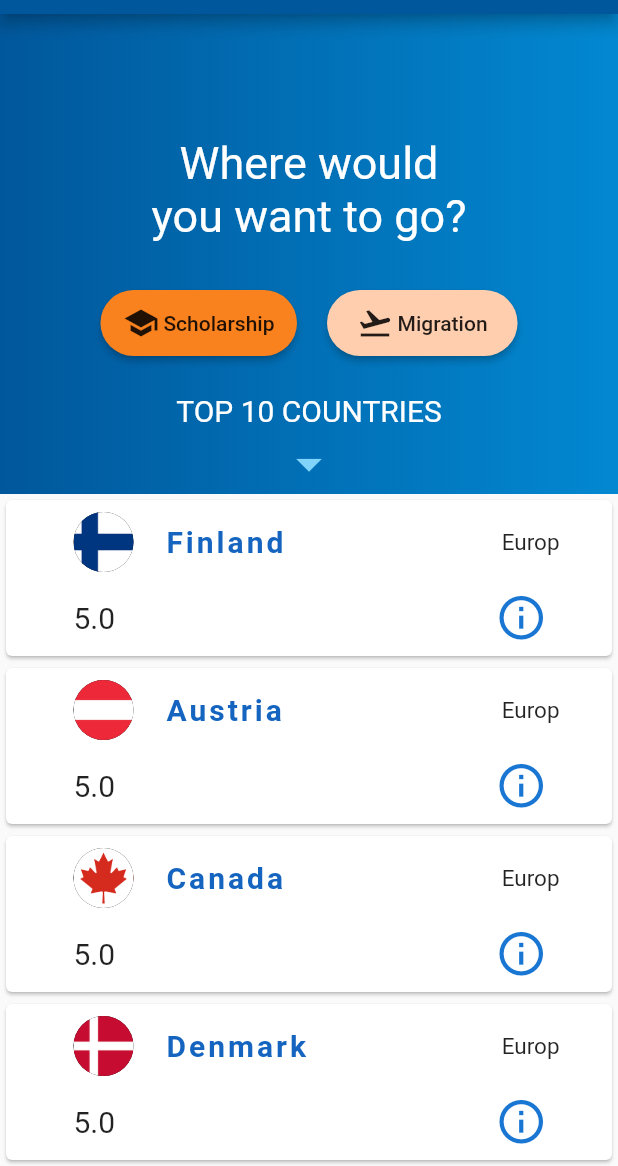
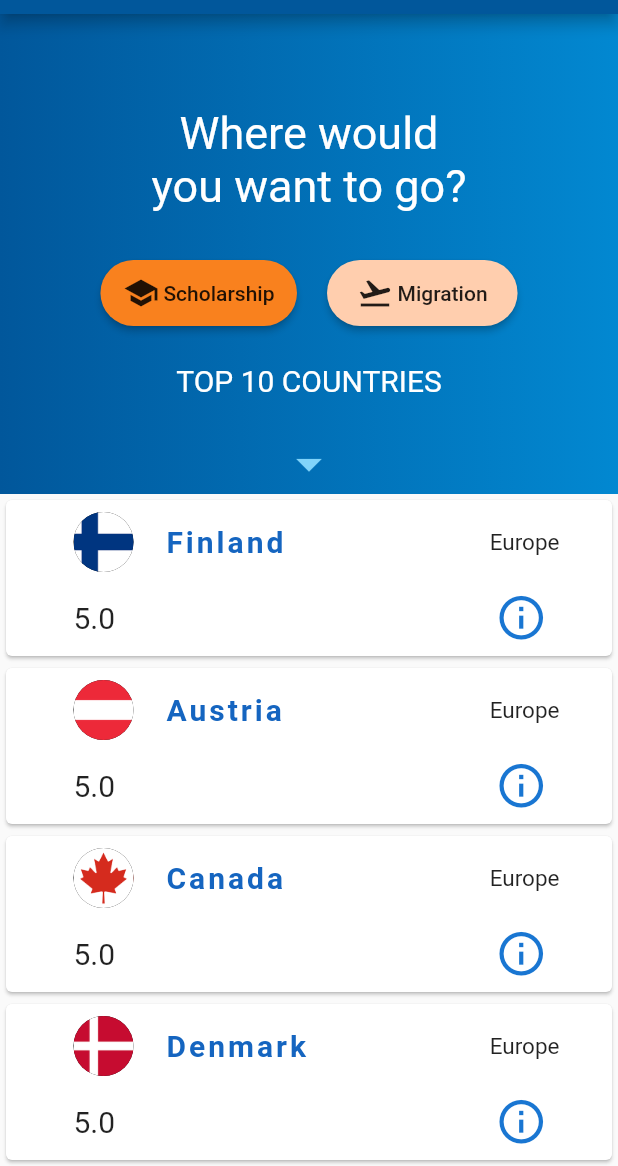
Before and after one commit to Zizu098/Zoda2020, a Flutter app: the screen it shows once a user with an empty profile is signed in, on a phone screen of 412 x 824 dp, the part 70-1236 px from its top. Run offline on Flutter 3.47's test engine with Material 2 defaults, Android fonts, the phone set to English and light mode, and no system bars; our stand-ins replace cloud_firestore, dio, firebase_auth, firebase_storage, flutter_spinkit, font_awesome_flutter and 1 more; missing offline and left inert: custom_switch; accounts and stored records are empty.

Commit message:
home screen

```diff
--- a/lib/screens/Home/home.dart
+++ b/lib/screens/Home/home.dart
@@ -246,7 +246,7 @@ class _HomeScreenTopPartState extends State<HomeScreenTopPart> {
             child: Column(
               children: <Widget>[
                 SizedBox(
-                  height: 30.0,
+                  height: 10.0,
                 ),
 
                 Padding(
@@ -370,7 +370,7 @@ class _HomeScreenBottomPartState extends State<HomeScreenBottomPart> {
         builder: (context) {
 
           return CupertinoAlertDialog(
-            title: Text("Finland is a Northern European nation bordering Sweden, Norway and Russia. Norway and Russia. Its capital, Helsinki, occupies a peninsula and surrounding islands in the Baltic Sea.Helsinki is home to the 18th-century sea fortress Suomenlinna,the fashionable Design District and diverse museums. The Northern Lights can be seen from the country's Arctic Lapland province, a vast wilderness with national parks and ski resorts."),
+            title: Text("Finland is a Northern Europeean nation bordering Sweden, Norway and Russia. Norway and Russia. Its capital, Helsinki, occupies a peninsula and surrounding islands in the Baltic Sea.Helsinki is home to the 18th-century sea fortress Suomenlinna,the fashionable Design District and diverse museums. The Northern Lights can be seen from the country's Arctic Lapland province, a vast wilderness with national parks and ski resorts."),
             actions: [
               CupertinoDialogAction(
                 child: Text('Close'),
@@ -386,75 +386,75 @@ class _HomeScreenBottomPartState extends State<HomeScreenBottomPart> {
 
  List<TopCountriesDetail> locations = [
     TopCountriesDetail(
-        url: 'Europ',
+        url: 'Europe',
         location: 'Finland',
         flag: 'finland.png',
         evaluation: 5,
         description:
-            "Finland is a Northern European nation bordering Sweden, Norway and Russia. Its capital, Helsinki, occupies a peninsula and surrounding islands in the Baltic Sea. Helsinki is home to the 18th-century sea fortress Suomenlinna, the fashionable Design District and diverse museums. The Northern Lights can be seen from the country's Arctic Lapland province, a vast wilderness with national parks and ski resorts."),
+            "Finland is a Northern Europeean nation bordering Sweden, Norway and Russia. Its capital, Helsinki, occupies a peninsula and surrounding islands in the Baltic Sea. Helsinki is home to the 18th-century sea fortress Suomenlinna, the fashionable Design District and diverse museums. The Northern Lights can be seen from the country's Arctic Lapland province, a vast wilderness with national parks and ski resorts."),
     TopCountriesDetail(
-        url: 'Europ',
+        url: 'Europe',
         location: 'Austria',
         flag: 'austria.png',
         evaluation: 5,
         description:
-            "Austria, officially the Republic of Austria, is a landlocked East Alpine country in the southern part of Central Europe. It is composed of nine federated states, one of which is Vienna, Austria's capital and its largest city"),
+            "Austria, officially the Republic of Austria, is a landlocked East Alpine country in the southern part of Central Europee. It is composed of nine federated states, one of which is Vienna, Austria's capital and its largest city"),
     TopCountriesDetail(
-        url: 'Europ',
+        url: 'Europe',
         location: 'Canada',
         flag: 'canada.png',
         evaluation: 5,
         description:
             "Canada is a country in the northern part of North America. Its ten provinces and three territories extend from the Atlantic to the Pacific and northward into the Arctic Ocean, covering 9.98 million square kilometres, making it the world's second-largest country by total area"),
     TopCountriesDetail(
-        url: 'Europ',
+        url: 'Europe',
         location: 'Denmark',
         flag: 'denmark.png',
         evaluation: 5,
         description:
             "Denmark is a Scandinavian country comprising the Jutland Peninsula and numerous islands. It's linked to nearby Sweden via the Öresund bridge. Copenhagen, its capital, is home to royal palaces and colorful Nyhavn harbor, plus the Tivoli amusement park and the iconic “Little Mermaid” statue. Odense is writer Hans Christian Andersen’s hometown, with a medieval core of cobbled streets and half-timbered houses."),
     TopCountriesDetail(
-        url: 'Europ',
+        url: 'Europe',
         location: 'Iceland',
         flag: 'iceland.png',
         evaluation: 4,
         description:
             "Iceland, a Nordic island nation, is defined by its dramatic landscape with volcanoes, geysers, hot springs and lava fields. Massive glaciers are protected in Vatnajökull and Snæfellsjökull national parks. Most of the population lives in the capital, Reykjavik, which runs on geothermal power and is home to the National and Saga museums, tracing Iceland’s Viking history."),
     TopCountriesDetail(
-        url: 'Europ',
+        url: 'Europe',
         location: 'Netherlands',
         flag: 'netherlands.png',
         evaluation: 4,
         description:
-            '"The Netherlands, a country in northwestern Europe, is known for a flat landscape of canals, tulip fields, windmills and cycling routes. Amsterdam, the capital, is home to the Rijksmuseum, Van Gogh Museum and the house where Jewish diarist Anne Frank hid during WWII. Canalside mansions and a trove of works from artists including Rembrandt and Vermeer remain from the citys 17th-century "Golden Age."'),
+            '"The Netherlands, a country in northwestern Europee, is known for a flat landscape of canals, tulip fields, windmills and cycling routes. Amsterdam, the capital, is home to the Rijksmuseum, Van Gogh Museum and the house where Jewish diarist Anne Frank hid during WWII. Canalside mansions and a trove of works from artists including Rembrandt and Vermeer remain from the citys 17th-century "Golden Age."'),
     TopCountriesDetail(
-        url: 'Europ',
+        url: 'Europe',
         location: 'New Zealand',
         flag: 'new zealand.png',
         evaluation: 4,
         description:
             "New Zealand is an island country in the southwestern Pacific Ocean. It comprises two main landmasses—the North Island and the South Island —and around 600 smaller islands, covering a total area of 268,021 square kilometres"),
     TopCountriesDetail(
-        url: 'Europ',
+        url: 'Europe',
         location: 'Norway',
         flag: 'norway.png',
         evaluation: 3,
         description:
             "Norway is a Scandinavian country encompassing mountains, glaciers and deep coastal fjords. Oslo, the capital, is a city of green spaces and museums. Preserved 9th-century Viking ships are displayed at Oslo’s Viking Ship Museum. Bergen, with colorful wooden houses, is the starting point for cruises to the dramatic Sognefjord. Norway is also known for fishing, hiking and skiing, notably at Lillehammer’s Olympic resort."),
     TopCountriesDetail(
-        url: 'Europ',
+        url: 'Europe',
         location: 'Sweden',
         flag: 'sweden.png',
         evaluation: 3,
         description:
             "Sweden is a Scandinavian nation with thousands of coastal islands and inland lakes, along with vast boreal forests and glaciated mountains. Its principal cities, eastern capital Stockholm and southwestern Gothenburg and Malmö, are all coastal. Stockholm is built on 14 islands. It has more than 50 bridges, as well as the medieval old town, Gamla Stan, royal palaces and museums such as open-air Skansen."),
     TopCountriesDetail(
-        url: 'Europ',
+        url: 'Europe',
         location: 'Switzerland',
         flag: 'switzerland.png',
         evaluation: 3,
         description:
-            "Switzerland is a mountainous Central European country, home to numerous lakes, villages and the high peaks of the Alps. Its cities contain medieval quarters, with landmarks like capital Bern’s Zytglogge clock tower and Lucerne’s wooden chapel bridge. The country is also known for its ski resorts and hiking trails. Banking and finance are key industries, and Swiss watches and chocolate are world renowned."),
+            "Switzerland is a mountainous Central Europeean country, home to numerous lakes, villages and the high peaks of the Alps. Its cities contain medieval quarters, with landmarks like capital Bern’s Zytglogge clock tower and Lucerne’s wooden chapel bridge. The country is also known for its ski resorts and hiking trails. Banking and finance are key industries, and Swiss watches and chocolate are world renowned."),
   ];
   @override
   Widget build(BuildContext context) {
@@ -517,7 +517,7 @@ class _HomeScreenBottomPartState extends State<HomeScreenBottomPart> {
                         },
                         icon: Icon(Icons.info_outline),color: Colors.blue[700],
                         iconSize: 35,
-
+                        splashColor: Colors.lightBlue,
                       ),
                     ],
                   ))
```
